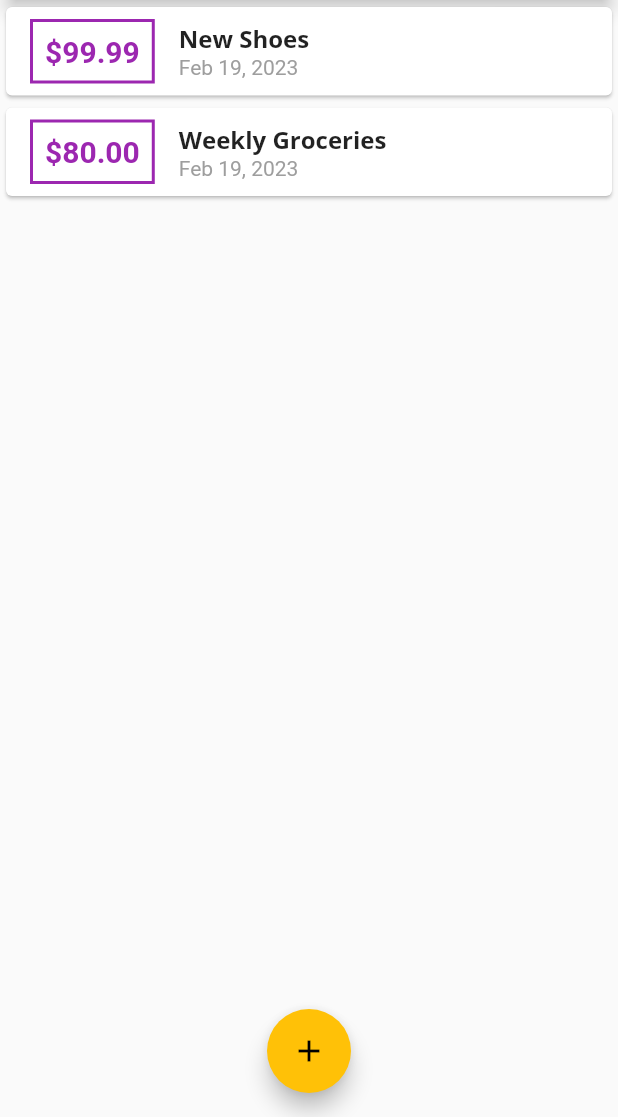
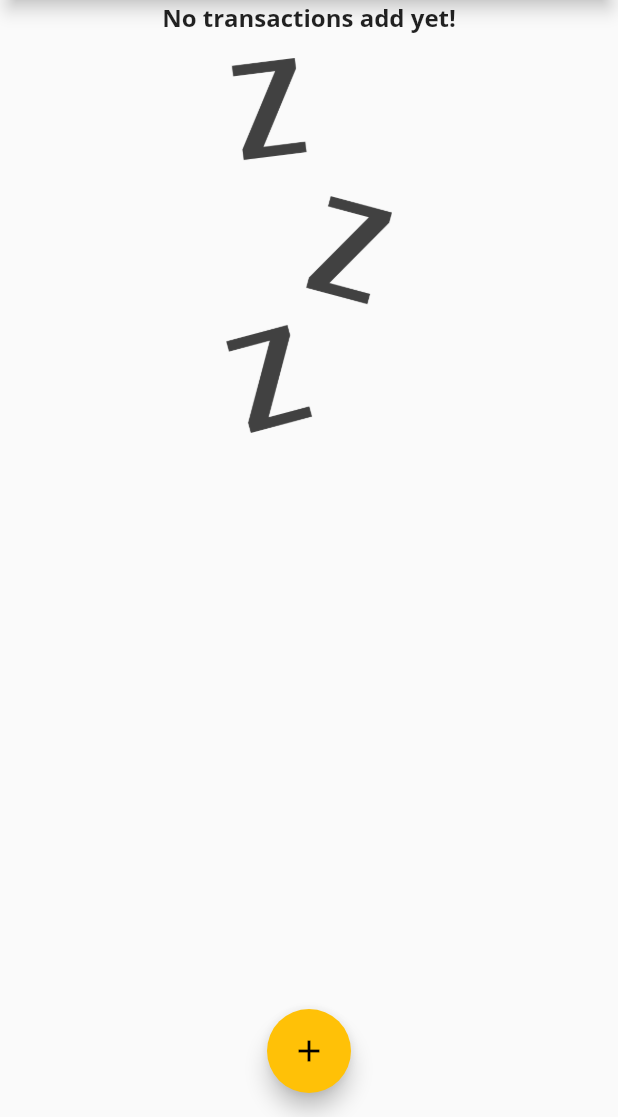
Before and after one commit to FadyFawzyOfficial/personal_expenses, a Flutter app: the screen it shows after launch, on a phone screen of 412 x 824 dp, the part 119-1236 px from its top. Run offline on Flutter 3.47's test engine with Material 2 defaults, Android fonts, the phone set to English and light mode, and no system bars.

Commit message:
2. Show an Image (Empty State) When there's no Transaction to Show

```diff
--- a/lib/main.dart
+++ b/lib/main.dart
@@ -17,7 +17,7 @@ class MyApp extends StatelessWidget {
       theme: ThemeData(
         primarySwatch: Colors.purple,
         accentColor: Colors.amber,
-        fontFamily: 'QuickSand',
+        fontFamily: 'Quicksand',
         appBarTheme: const AppBarTheme(
           titleTextStyle: TextStyle(
             fontFamily: 'OpenSans',
@@ -47,18 +47,18 @@ class MyHomePage extends StatefulWidget {
 
 class _MyHomePageState extends State<MyHomePage> {
   final List<Transaction> _transactions = [
-    Transaction(
-      id: 't1',
-      title: 'New Shoes',
-      amount: 99.99,
-      date: DateTime.now(),
-    ),
-    Transaction(
-      id: 't2',
-      title: 'Weekly Groceries',
-      amount: 80.00,
-      date: DateTime.now(),
-    ),
+    // Transaction(
+    //   id: 't1',
+    //   title: 'New Shoes',
+    //   amount: 99.99,
+    //   date: DateTime.now(),
+    // ),
+    // Transaction(
+    //   id: 't2',
+    //   title: 'Weekly Groceries',
+    //   amount: 80.00,
+    //   date: DateTime.now(),
+    // ),
   ];
 
   @override
--- a/lib/widgets/transactions_list.dart
+++ b/lib/widgets/transactions_list.dart
@@ -12,7 +12,22 @@ class TransactionsList extends StatelessWidget {
   Widget build(BuildContext context) {
     return SizedBox(
       height: 300,
-      child: ListView.builder(
+      child: transactions.isEmpty
+          ? Column(
+              children: [
+                Text(
+                  'No transactions add yet!',
+                  style: Theme.of(context).textTheme.titleMedium,
+                ),
+                const SizedBox(height: 16),
+                Image.asset(
+                  'assets/images/waiting.png',
+                  height: 250,
+                  fit: BoxFit.cover,
+                ),
+              ],
+            )
+          : ListView.builder(
               itemCount: transactions.length,
               itemBuilder: (context, index) {
                 final transaction = transactions[index];
```
Lines whose indentation alone changed are shown as unchanged.
